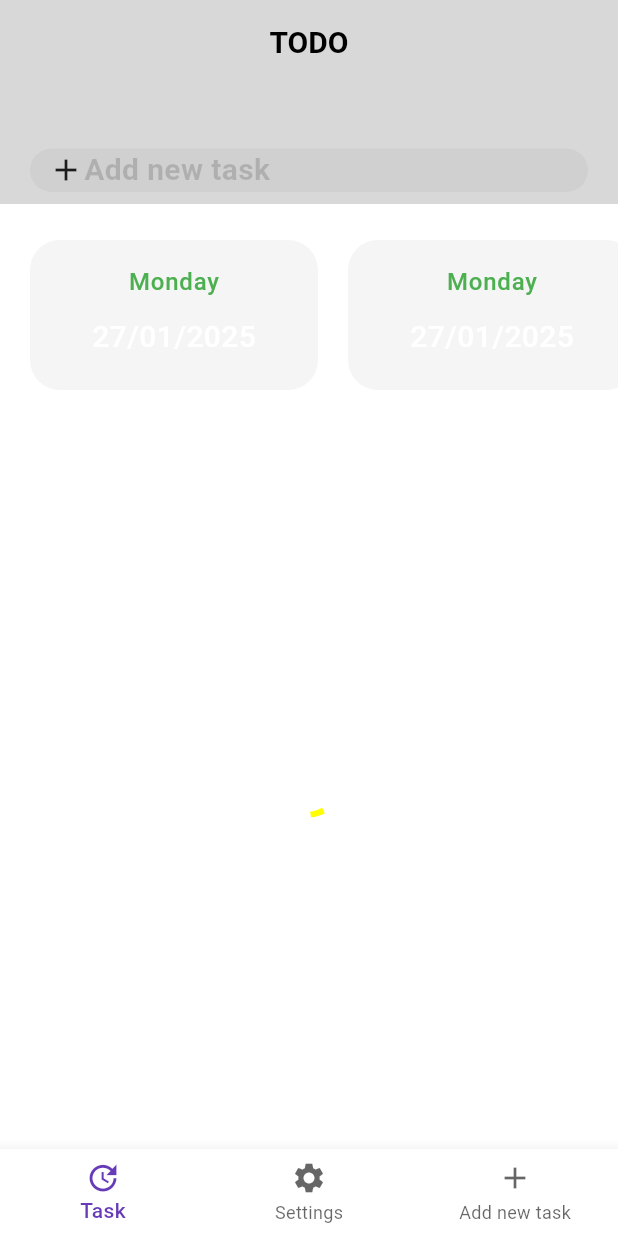
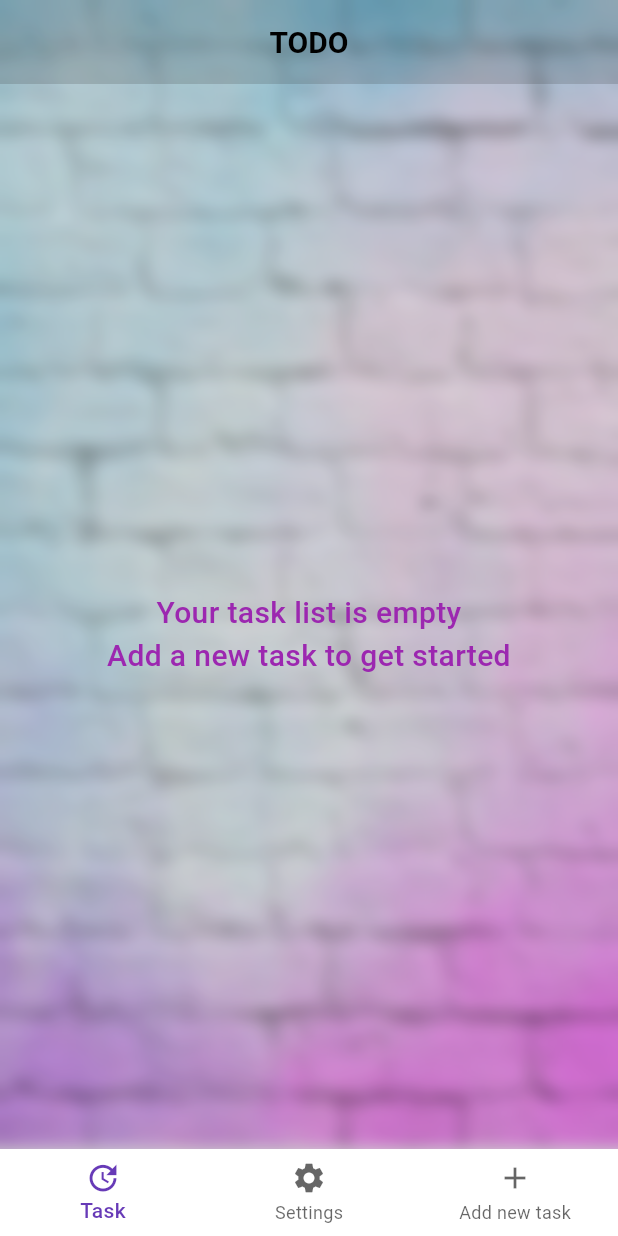
Before and after one commit to VitaliiKharlan/todo_app, a Flutter app: the screen it shows after launch, on a phone screen of 412 x 824 dp. Run offline on Flutter 3.47's test engine with Material 3 defaults, Android fonts, the phone set to English and light mode, and no system bars; our stand-ins replace auto_route, flutter_bloc; project files that could hold a hidden picture were left out.

Commit message:
add design

```diff
--- a/lib/features/add_new_task/bloc/add_new_task_event.dart
+++ b/lib/features/add_new_task/bloc/add_new_task_event.dart
@@ -7,6 +7,7 @@ class AddNewTaskLoadEvent extends AddNewTaskEvent {}
 
 class AddNewTaskLoadedEvent extends AddNewTaskEvent {
   final String title;
+  // final DateTime? deadline;
 
   AddNewTaskLoadedEvent(this.title);
 }
--- a/lib/features/home/view/home_screen.dart
+++ b/lib/features/home/view/home_screen.dart
@@ -11,12 +11,9 @@ import '../../add_new_task/bloc/add_new_task_bloc.dart';
 class HomeScreen extends StatelessWidget {
   const HomeScreen({super.key});
 
-
-
   @override
   Widget build(BuildContext context) {
     final theme = Theme.of(context);
-
 
     return AutoTabsRouter(
       routes: [
@@ -26,26 +23,13 @@ class HomeScreen extends StatelessWidget {
       ],
       builder: (context, child) {
         final tabsRouter = AutoTabsRouter.of(context);
-        return
-          //
-          // MultiBlocProvider
-          //
-          MultiBlocProvider(
+        return MultiBlocProvider(
           providers: [
             BlocProvider(create: (context) => TaskBloc()),
             BlocProvider(create: (context) => SettingsBloc()),
             BlocProvider(create: (context) => AddNewTaskBloc()),
           ],
-          child:
-          //
-              //
-              // BlocProvider
-              //
-              // BlocProvider(
-              // create: (context) => AddNewTaskBloc(),
-              // child:
-              //
-              Scaffold(
+          child: Scaffold(
             backgroundColor: Theme.of(context).colorScheme.surface,
             body: child,
             bottomNavigationBar: BottomNavigationBar(
--- a/lib/features/task/view/task_screen.dart
+++ b/lib/features/task/view/task_screen.dart
@@ -1,6 +1,8 @@
 import 'package:flutter/material.dart';
 import 'package:auto_route/auto_route.dart';
 import 'package:flutter_bloc/flutter_bloc.dart';
+import 'dart:ui';
+
 import 'package:todo_app/features/add_new_task/bloc/add_new_task_bloc.dart';
 import 'package:todo_app/features/task/widgets/widgets.dart';
 
@@ -17,7 +19,20 @@ class TaskScreen extends StatelessWidget {
 
   @override
   Widget build(BuildContext context) {
-    return CustomScrollView(
+    return Stack(
+      fit: StackFit.expand,
+      children: [
+        Image.asset(
+          'assets/images/background_image.jpg',
+          fit: BoxFit.cover,
+        ),
+        BackdropFilter(
+          filter: ImageFilter.blur(sigmaX: 5.0, sigmaY: 5.0),
+          child: Container(
+            color: Colors.black.withAlpha(30),
+          ),
+        ),
+        CustomScrollView(
           physics: const BouncingScrollPhysics(),
           slivers: [
             SliverAppBar(
@@ -35,42 +50,6 @@ class TaskScreen extends StatelessWidget {
               ),
               elevation: 0,
               surfaceTintColor: Colors.transparent,
-          bottom: PreferredSize(
-            preferredSize: Size.fromHeight(80),
-            child: AddNewTaskButton(theme: theme),
-          ),
-        ),
-        const SliverToBoxAdapter(child: SizedBox(height: 24)),
-        SliverToBoxAdapter(
-          child: SizedBox(
-            height: 100,
-            child: ListView.separated(
-              scrollDirection: Axis.horizontal,
-              itemCount: 8,
-              separatorBuilder: (context, index) => SizedBox(width: 20),
-              padding: EdgeInsets.only(left: 20),
-              itemBuilder: (context, index) => BaseContainer(
-                width: 192,
-                padding: EdgeInsets.all(16),
-                margin: EdgeInsets.zero,
-                child: Column(
-                  mainAxisSize: MainAxisSize.min,
-                  mainAxisAlignment: MainAxisAlignment.start,
-                  children: [
-                    Text(
-                      'Monday',
-                      style: theme.textTheme.bodyLarge?.copyWith(
-                          fontSize: 16,
-                          fontWeight: FontWeight.w500,
-                          color: Colors.green),
-                    ),
-                    SizedBox(height: 10),
-                    Text('27/01/2025'),
-                  ],
-                ),
-              ),
-            ),
-          ),
             ),
             const SliverToBoxAdapter(child: SizedBox(height: 24)),
             BlocBuilder<AddNewTaskBloc, AddNewTaskState>(
@@ -102,12 +81,18 @@ class TaskScreen extends StatelessWidget {
                 }
                 return SliverFillRemaining(
                   child: Center(
-                child: CircularProgressIndicator(),
+                    child: Text(
+                      'Your task list is empty\nAdd a new task to get started',
+                      textAlign: TextAlign.center,
+                      style: TextStyle(color: Colors.purple),
+                    ),
                   ),
                 );
               },
             ),
           ],
+        ),
+      ],
     );
   }
 }
--- a/lib/router/router.dart
+++ b/lib/router/router.dart
@@ -11,7 +11,8 @@ part 'router.gr.dart';
 @AutoRouterConfig()
 class AppRouter extends RootStackRouter {
   @override
-  List<AutoRoute> get routes => [
+  List<AutoRoute> get routes {
+    return [
       /// routes go here
       AutoRoute(
         page: HomeRoute.page,
@@ -31,7 +32,12 @@ class AppRouter extends RootStackRouter {
           ),
         ],
       ),
+      // AutoRoute(
+      //   page: TaskRoute.page,
+      //   path: '/',
+      // ),
     ];
+  }
 }
 
 // @AutoRouterConfig(replaceInRouteName: 'Screen|Page,Route')
--- a/lib/ui/widgets/base_container.dart
+++ b/lib/ui/widgets/base_container.dart
@@ -3,12 +3,14 @@ import 'package:flutter/material.dart';
 class BaseContainer extends StatelessWidget {
   const BaseContainer({
     super.key,
+    this.height,
     this.width,
     this.margin,
     required this.child,
     this.padding = const EdgeInsets.only(left: 12),
   });
 
+  final double? height;
   final double? width;
   final EdgeInsets? margin;
   final EdgeInsets padding;
@@ -18,13 +20,14 @@ class BaseContainer extends StatelessWidget {
   Widget build(BuildContext context) {
     final theme = Theme.of(context);
     return Container(
+      height: height,
       width: width,
       margin: margin,
       padding: padding,
       // padding: EdgeInsets.all(8),
       decoration: BoxDecoration(
-        color: theme.hintColor.withAlpha(10),
-        borderRadius: BorderRadius.circular(20),
+        color: theme.cardColor,
+        borderRadius: BorderRadius.circular(8),
       ),
       child: child,
     );
```
Also changed, not shown: lib/features/add_new_task/view/add_new_task_screen.dart (+97 -35 lines), lib/ui/widgets/task_list_card.dart (+36 -7 lines). Lines whose indentation alone changed are shown as unchanged.
